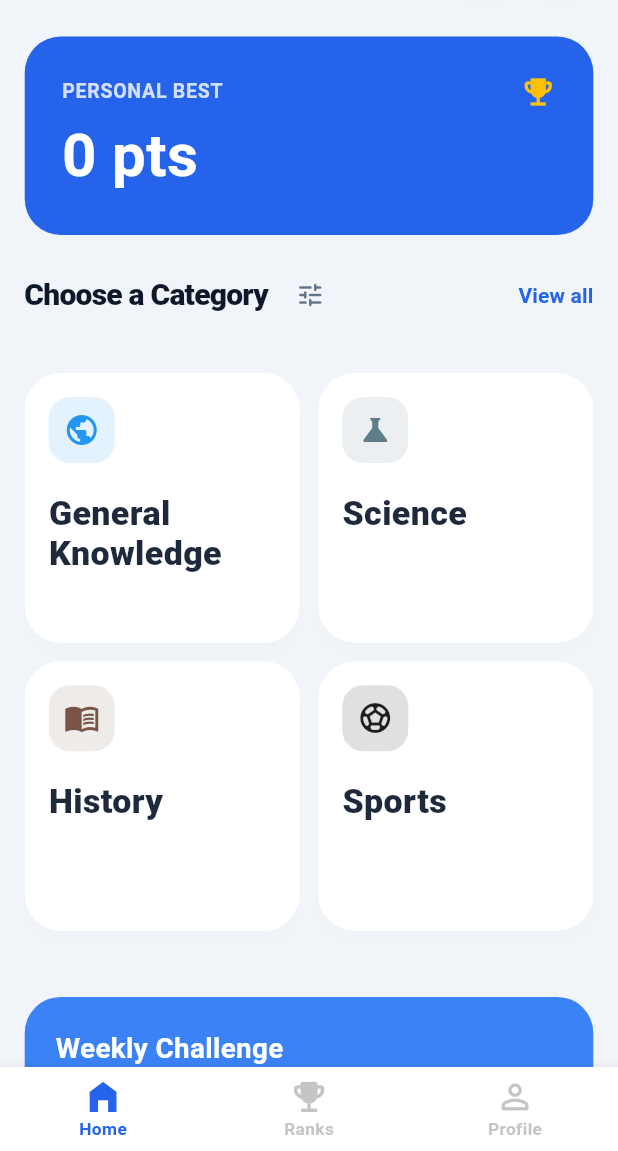
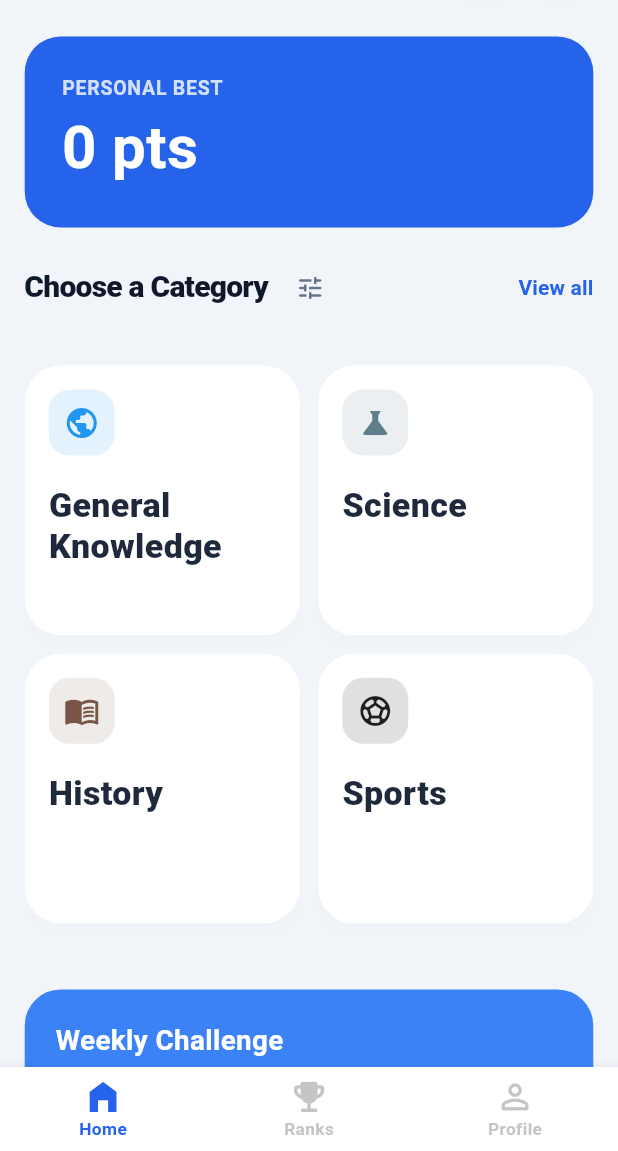
Before and after one commit to Tosin2510/Trivialy, a Flutter app: the HomeScreen screen opened directly, on a phone screen of 412 x 824 dp, the part 85-1236 px from its top. Run offline on Flutter 3.47's test engine with Material 3 defaults, Android fonts, the light colour scheme and no system bars; our stand-ins replace cloud_firestore, firebase_auth, firebase_core, google_sign_in, image_picker, shared_preferences; missing offline and left inert: html_character_entities; accounts and stored records are empty; network calls fail.

Commit message:
Remove the icon banner beside personal best.

```diff
--- a/lib/core/widgets/personal_best_banner.dart
+++ b/lib/core/widgets/personal_best_banner.dart
@@ -41,10 +41,6 @@ class PersonalBestBanner extends StatelessWidget{
                     fontSize: (screenWidth * 0.04).clamp(11.0, 13.0)
                   ),
                 ),
-                const Icon(Icons.emoji_events,
-                  color: Colors.amber,
-                  size: 24
-                  )
               ]
             ),
             const SizedBox(height: 2),
```
